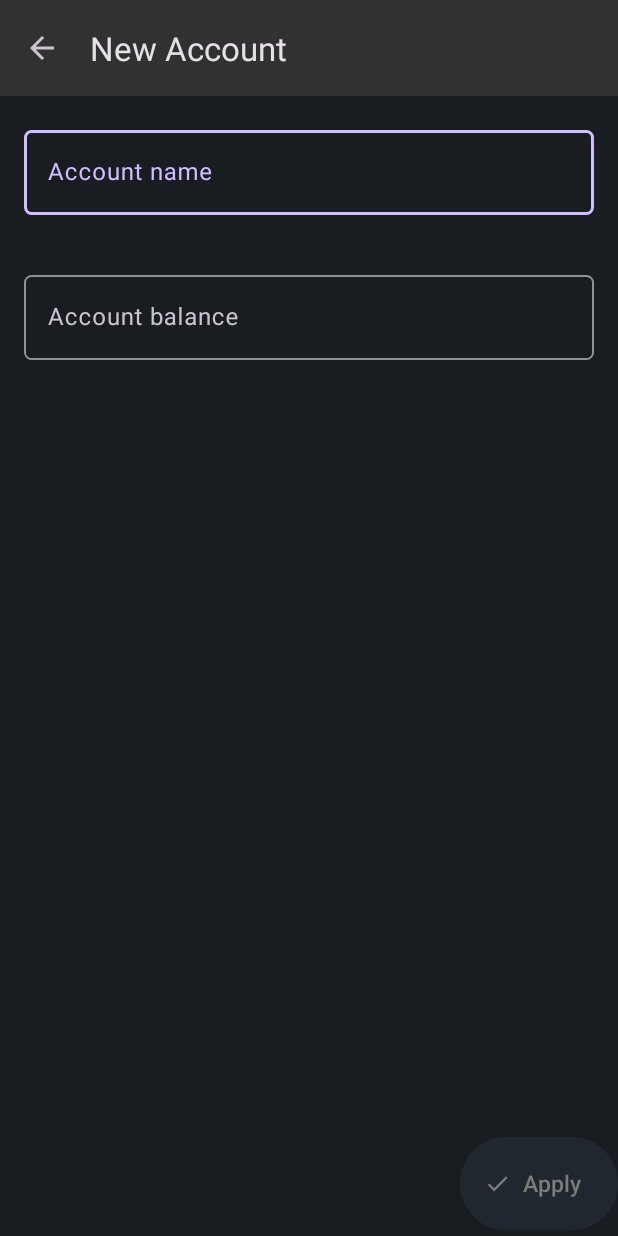
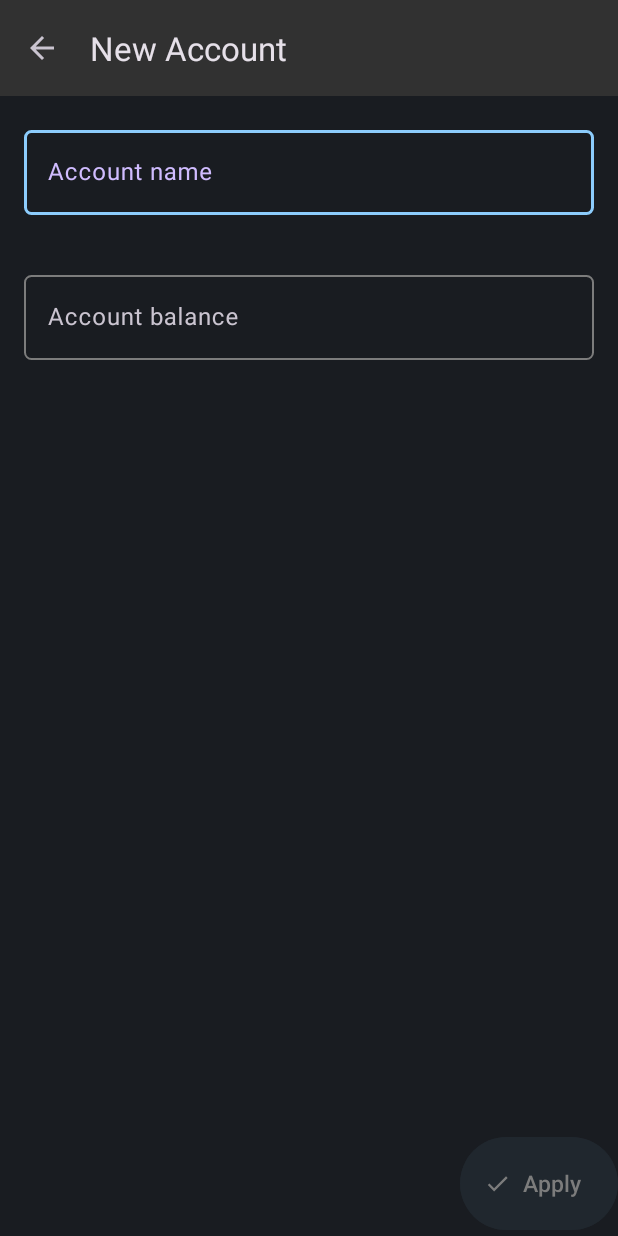
Before and after one commit to araymondmiracosta/Finance, an Android app: the NewAccountActivity screen opened directly, with no data from a screen before it, on a phone screen of 412 x 824 dp. Run offline under Robolectric (Android 15) with nearby library versions, the phone set to English and light mode, and no system bars.

Commit message:
Fix generic textbox colours

```diff
--- /dev/null
+++ b/app/src/main/res/color/generic_textbox_strokecolor_selector.xml
@@ -0,0 +1,5 @@
+<?xml version="1.0" encoding="utf-8"?>
+<selector xmlns:android="http://schemas.android.com/apk/res/android">
+    <item android:state_focused="true" android:color="@color/primaryDark"/>
+    <item android:color="@color/buttonTextColorDisabled"/>
+</selector>
--- a/app/src/main/res/layout/activity_newaccount.xml
+++ b/app/src/main/res/layout/activity_newaccount.xml
@@ -21,7 +21,7 @@
     </Space>
 
     <com.google.android.material.textfield.TextInputLayout
-        style="@style/Widget.Material3.TextInputEditText.OutlinedBox"
+        style="@style/generic_textbox_style"
         android:layout_width="wrap_content"
         android:layout_height="wrap_content"
         android:inputType="text"
@@ -47,7 +47,7 @@
     </com.google.android.material.textfield.TextInputLayout>
 
     <com.google.android.material.textfield.TextInputLayout
-        style="@style/Widget.Material3.TextInputEditText.OutlinedBox"
+        style="@style/generic_textbox_style"
         android:layout_width="wrap_content"
         android:layout_height="wrap_content"
         android:inputType="text"
--- /dev/null
+++ b/app/src/main/res/values/generic_textbox_style.xml
@@ -0,0 +1,7 @@
+<?xml version="1.0" encoding="utf-8"?>
+<resources>
+    <style name="generic_textbox_style" parent="Widget.Material3.TextInputEditText.OutlinedBox">
+        <item name="boxStrokeColor">@color/generic_textbox_strokecolor_selector</item>
+        <item name="hintTextColor">@color/generic_textbox_strokecolor_selector</item>
+    </style>
+</resources>
```
